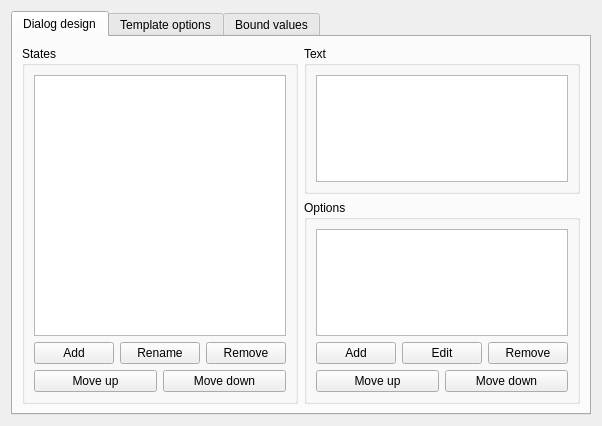
Old version of the form plugins/Commands/Dialog/dialogconfigurationdlg.ui in the repository KDE/simon.
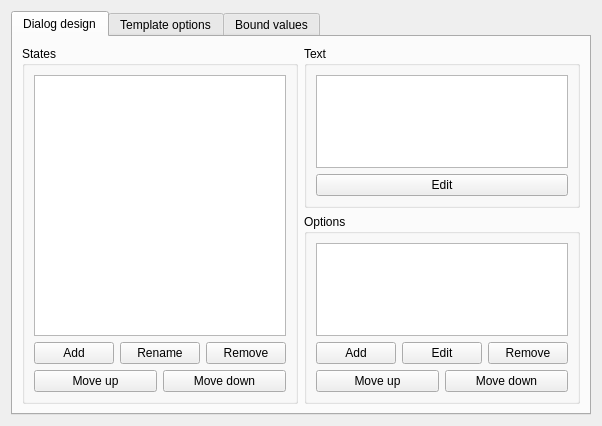
New version of the form. Custom widgets are drawn as their Qt base class.

Patch:
```diff
--- a/plugins/Commands/Dialog/dialogconfigurationdlg.ui
+++ b/plugins/Commands/Dialog/dialogconfigurationdlg.ui
@@ -96,6 +96,13 @@
             <item>
              <widget class="KTextEdit" name="teText"/>
             </item>
+            <item>
+             <widget class="KPushButton" name="pbEditText">
+              <property name="text">
+               <string>Edit</string>
+              </property>
+             </widget>
+            </item>
            </layout>
           </widget>
          </item>
```
